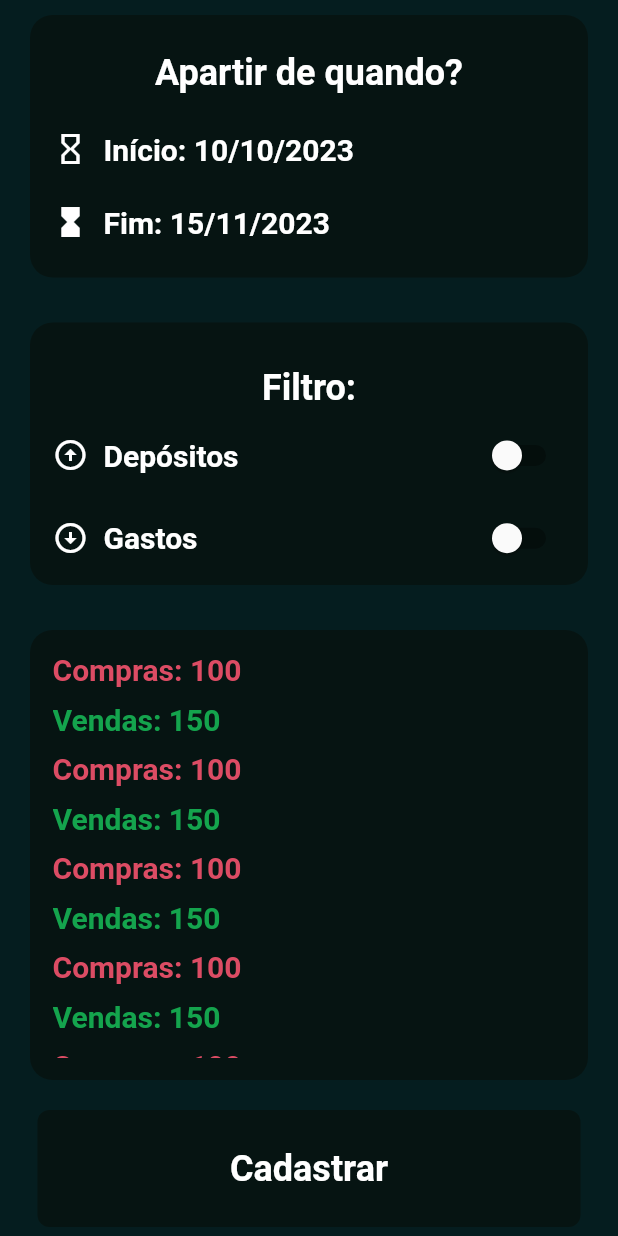
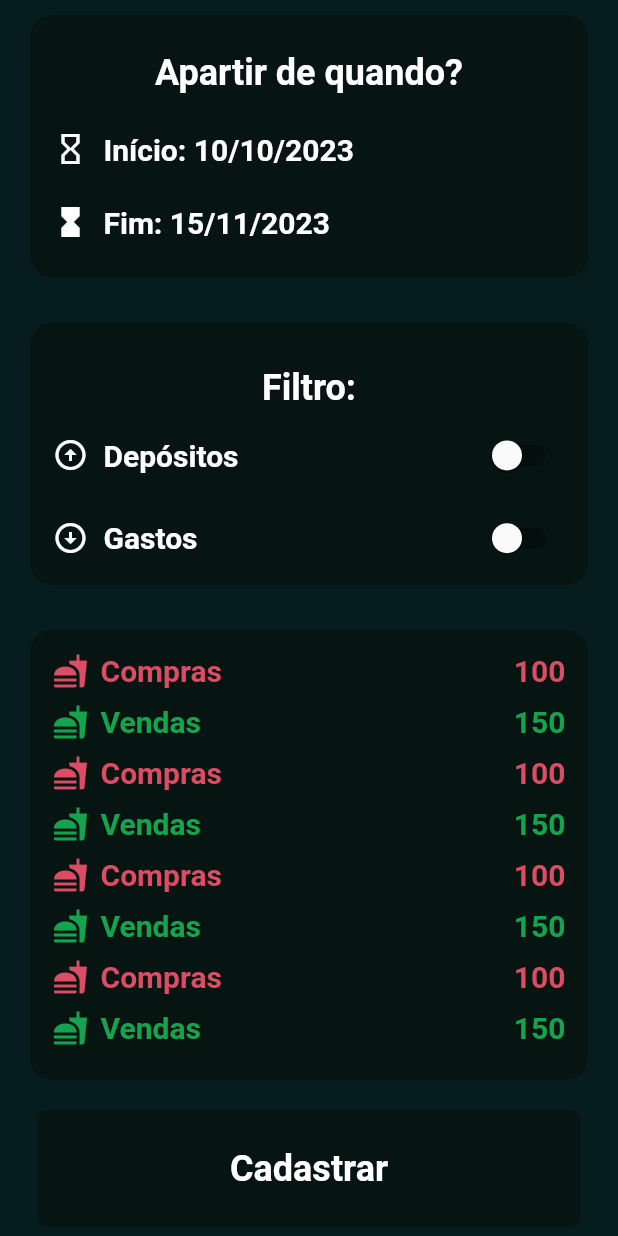
Before and after one commit to HenriqueMichelini/Facilita, a Flutter app: the Extrato screen opened directly, on a phone screen of 412 x 824 dp. Run offline on Flutter 3.47's test engine with Material 2 defaults, Android fonts, the phone set to English and light mode, and no system bars; our stand-ins replace firebase_auth, firebase_core, pie_chart; accounts and stored records are empty.

Commit message:
FIX extrato icons

```diff
--- a/facilita_project/lib/components/extrato_list_container.dart
+++ b/facilita_project/lib/components/extrato_list_container.dart
@@ -21,40 +21,88 @@ class ExtratoListContainer extends StatelessWidget {
               child: ListView(
                 children: const [
                   ExtratoListTexts(
-                      description: "Compras: 100", type: "DESPESA"),
+                    icon: "fastfood",
+                    description: "Compras",
+                    type: "DESPESA",
+                    amount: "100",
+                  ),
                   SizedBox(height: 10),
                   ExtratoListTexts(
-                      description: "Vendas: 150", type: "RECEBIMENTO"),
+                    icon: "fastfood",
+                    description: "Vendas",
+                    type: "DEPOSITO",
+                    amount: "150",
+                  ),
                   SizedBox(height: 10),
                   ExtratoListTexts(
-                      description: "Compras: 100", type: "DESPESA"),
+                    icon: "fastfood",
+                    description: "Compras",
+                    type: "DESPESA",
+                    amount: "100",
+                  ),
                   SizedBox(height: 10),
                   ExtratoListTexts(
-                      description: "Vendas: 150", type: "RECEBIMENTO"),
+                    icon: "fastfood",
+                    description: "Vendas",
+                    type: "DEPOSITO",
+                    amount: "150",
+                  ),
                   SizedBox(height: 10),
                   ExtratoListTexts(
-                      description: "Compras: 100", type: "DESPESA"),
+                    icon: "fastfood",
+                    description: "Compras",
+                    type: "DESPESA",
+                    amount: "100",
+                  ),
                   SizedBox(height: 10),
                   ExtratoListTexts(
-                      description: "Vendas: 150", type: "RECEBIMENTO"),
+                    icon: "fastfood",
+                    description: "Vendas",
+                    type: "DEPOSITO",
+                    amount: "150",
+                  ),
                   SizedBox(height: 10),
                   ExtratoListTexts(
-                      description: "Compras: 100", type: "DESPESA"),
+                    icon: "fastfood",
+                    description: "Compras",
+                    type: "DESPESA",
+                    amount: "100",
+                  ),
                   SizedBox(height: 10),
                   ExtratoListTexts(
-                      description: "Vendas: 150", type: "RECEBIMENTO"),
+                    icon: "fastfood",
+                    description: "Vendas",
+                    type: "DEPOSITO",
+                    amount: "150",
+                  ),
                   SizedBox(height: 10),
                   ExtratoListTexts(
-                      description: "Compras: 100", type: "DESPESA"),
+                    icon: "fastfood",
+                    description: "Compras",
+                    type: "DESPESA",
+                    amount: "100",
+                  ),
                   SizedBox(height: 10),
                   ExtratoListTexts(
-                      description: "Vendas: 150", type: "RECEBIMENTO"),
+                    icon: "fastfood",
+                    description: "Vendas",
+                    type: "DEPOSITO",
+                    amount: "150",
+                  ),
                   SizedBox(height: 10),
                   ExtratoListTexts(
-                      description: "Compras: 100", type: "DESPESA"),
+                    icon: "fastfood",
+                    description: "Compras",
+                    type: "DESPESA",
+                    amount: "100",
+                  ),
                   SizedBox(height: 10),
                   ExtratoListTexts(
-                      description: "Vendas: 150", type: "RECEBIMENTO"),
+                    icon: "fastfood",
+                    description: "Vendas",
+                    type: "DEPOSITO",
+                    amount: "150",
+                  ),
                   SizedBox(height: 10),
                 ],
               ),
--- a/facilita_project/lib/components/extrato_list_texts.dart
+++ b/facilita_project/lib/components/extrato_list_texts.dart
@@ -5,10 +5,14 @@ class ExtratoListTexts extends StatelessWidget {
     super.key,
     required this.description,
     required this.type,
+    required this.icon,
+    required this.amount,
   });
 
   final String description;
   final String type;
+  final String icon;
+  final String amount;
 
   @override
   Widget build(BuildContext context) {
@@ -16,13 +20,56 @@ class ExtratoListTexts extends StatelessWidget {
         ? const Color.fromARGB(255, 220, 76, 100)
         : const Color.fromARGB(255, 20, 164, 77);
 
-    return Text(
+    IconData iconData;
+
+    if (icon == "airplanemode_active") {
+      iconData = Icons.airplanemode_active;
+    } else if (icon == "power") {
+      iconData = Icons.power;
+    } else if (icon == "credit_card") {
+      iconData = Icons.credit_card;
+    } else if (icon == "smartphone") {
+      iconData = Icons.smartphone;
+    } else if (icon == "fastfood") {
+      iconData = Icons.fastfood;
+    } else if (icon == "house") {
+      iconData = Icons.house;
+    } else {
+      iconData = Icons.error;
+    }
+
+    return Row(
+      children: [
+        Icon(
+          iconData,
+          color: textColor,
+          size: 24,
+        ),
+        const SizedBox(width: 8),
+        Expanded(
+          child: Row(
+            mainAxisAlignment: MainAxisAlignment.spaceBetween,
+            children: [
+              Text(
                 description,
                 style: TextStyle(
                   color: textColor,
                   fontSize: 20,
                   fontWeight: FontWeight.bold,
                 ),
+              ),
+              Text(
+                amount,
+                style: TextStyle(
+                  color: textColor,
+                  fontSize: 20,
+                  fontWeight: FontWeight.bold,
+                ),
+              ),
+            ],
+          ),
+        ),
+      ],
     );
   }
 }
```
Lines whose indentation alone changed are shown as unchanged.
